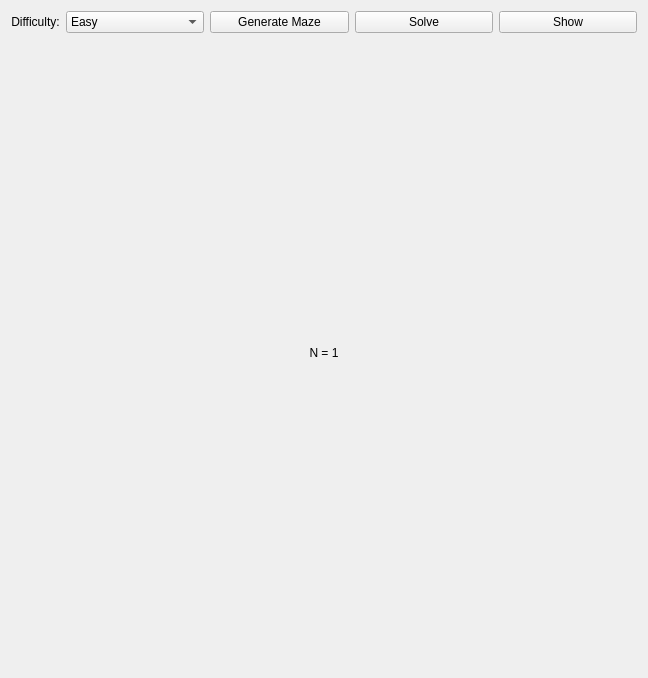
First picture: the form in maze_solver.ui, repository Chinwer/MarkovMaze, before the edit.
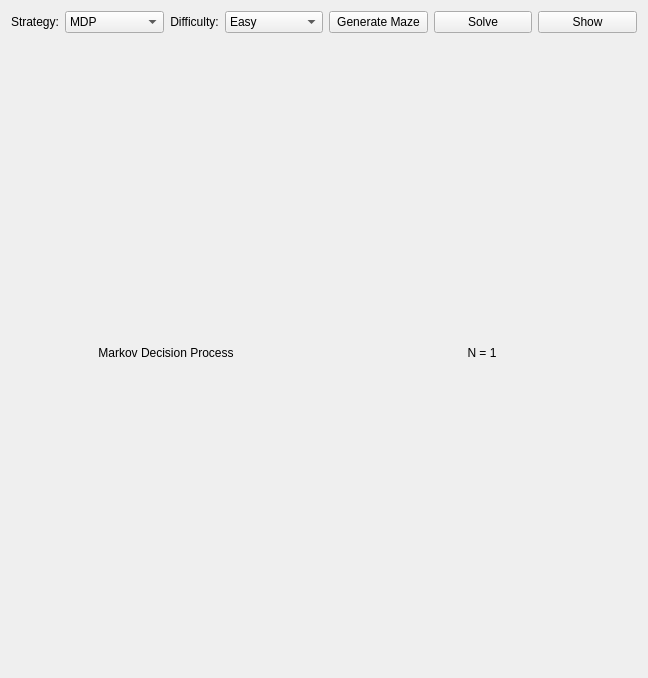
Second picture: the form after the edit.

Commit message: Add a simple q-learning

Patch:
```diff
--- a/maze_solver.ui
+++ b/maze_solver.ui
@@ -27,6 +27,33 @@
        <property name="sizeConstraint">
         <enum>QLayout::SetMinimumSize</enum>
        </property>
+       <item>
+        <widget class="QLabel" name="label_2">
+         <property name="sizePolicy">
+          <sizepolicy hsizetype="Fixed" vsizetype="Preferred">
+           <horstretch>0</horstretch>
+           <verstretch>0</verstretch>
+          </sizepolicy>
+         </property>
+         <property name="text">
+          <string>Strategy:</string>
+         </property>
+        </widget>
+       </item>
+       <item>
+        <widget class="QComboBox" name="b_strategy">
+         <item>
+          <property name="text">
+           <string>MDP</string>
+          </property>
+         </item>
+         <item>
+          <property name="text">
+           <string>Q-learning</string>
+          </property>
+         </item>
+        </widget>
+       </item>
        <item>
         <widget class="QLabel" name="label">
          <property name="enabled">
@@ -84,6 +111,18 @@
       </layout>
      </item>
      <item>
+      <layout class="QHBoxLayout" name="horizontalLayout_2">
+       <item>
+        <widget class="QLabel" name="l_strategy">
+         <property name="text">
+          <string>Markov Decision Process</string>
+         </property>
+         <property name="alignment">
+          <set>Qt::AlignCenter</set>
+         </property>
+        </widget>
+       </item>
+       <item>
       <widget class="QLabel" name="l_iter">
        <property name="sizePolicy">
         <sizepolicy hsizetype="Preferred" vsizetype="Preferred">
@@ -98,6 +137,8 @@
         <set>Qt::AlignCenter</set>
        </property>
       </widget>
+       </item>
+      </layout>
      </item>
     </layout>
    </item>
```
Lines whose indentation alone changed are shown as unchanged. The commit also changes 2 other files.
